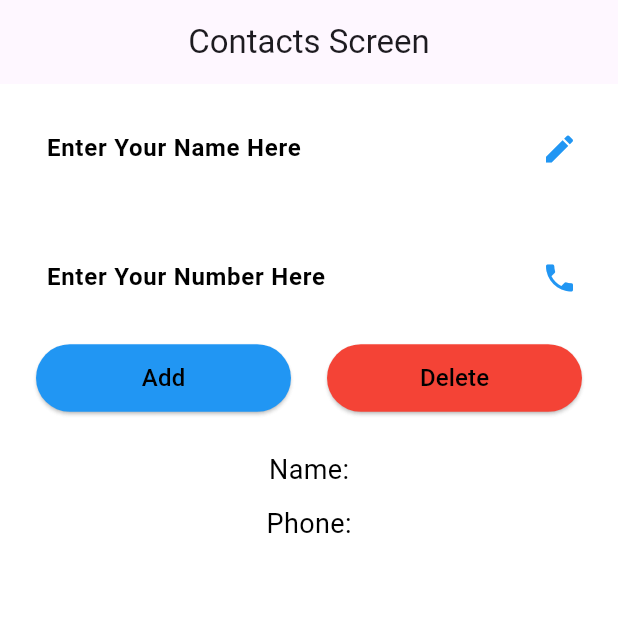
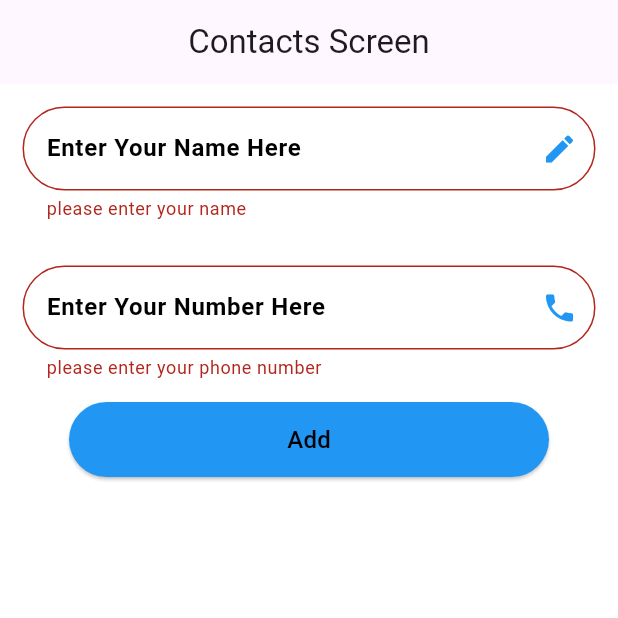
Before and after one commit to AngieShalma/task3-contact-screen-, a Flutter app: the screen it shows after launch, after a tap on "Add", on a phone screen of 412 x 824 dp, the top half of it. Run offline on Flutter 3.47's test engine with Material 3 defaults, Android fonts, the phone set to English and light mode, and no system bars.

Commit message:
assignment 4 result

```diff
--- a/lib/contact.dart
+++ b/lib/contact.dart
@@ -3,8 +3,7 @@
 class Contact {
   String name;
   String PhoneNumber;
-  bool isVisible;
-  Contact({required this.name,required this.PhoneNumber,required this.isVisible});
+  Contact({required this.name,required this.PhoneNumber,});
 
 
 }
--- a/lib/contacts_screen.dart
+++ b/lib/contacts_screen.dart
@@ -13,9 +13,11 @@ class contactsScreen extends StatefulWidget {
 }
 
 class _contactsScreenState extends State<contactsScreen> {
+  GlobalKey<FormState> _formkey =  GlobalKey<FormState>();
+
   TextEditingController nameController = TextEditingController();
   TextEditingController numberController = TextEditingController();
-  int index = 0;
+  //int index = 0;
 
   List<Contact> contacts = [];
 
@@ -25,22 +27,23 @@ class _contactsScreenState extends State<contactsScreen> {
     if (contacts.length < 3) {
       String name = nameController.text;
       String phoneNumber = numberController.text;
+
       contacts.add(Contact(
           name: nameController.text,
-          PhoneNumber: numberController.text,isVisible: false));
+          PhoneNumber: numberController.text));
+
+      setState(() {
+
+      });
+     // index++;
       nameController.clear();
       numberController.clear();
+
     }
 
   }
 
-  void deleteContact() {
-    if (contacts.isNotEmpty) {
-      contacts.removeLast();
-    }
 
-
-  }
 
 
   @override
@@ -51,45 +54,41 @@ class _contactsScreenState extends State<contactsScreen> {
         title: Text("Contacts Screen"),
         centerTitle: true,
       ),
-      body: SingleChildScrollView(
+      body: Form(
+        key: _formkey,
+        child: SingleChildScrollView(
           child: Column(
             children: [
               textField(
                   keyboardType: TextInputType.name,
                   controller: nameController,
                   hintText: "Enter Your Name Here",
-                icon: Icons.edit),
+                  icon: Icons.edit, message: 'please enter your name',controllerTypeValue: nameController.text),
               textField(
                   keyboardType: TextInputType.phone,
                   controller: numberController,
                   hintText: "Enter Your Number Here",
-                icon: Icons.phone),
-            Row(
-              mainAxisAlignment: MainAxisAlignment.spaceEvenly,
-              children: [
+                  icon: Icons.phone, message: 'please enter your phone number',controllerTypeValue: numberController.text),
+
                   Visibility(
                     visible:contacts.length < 3 ,
                     child: elevatedButton(
                         color: Colors.blue,
                         label: "Add",
                         onPressed: () {
+                          if (_formkey.currentState!.validate()) {
                             addContact();
+                      print("indexlist${contacts.length}");
+                            setState(() {});
 
-                        setState(() {});
+                          }
+
+
+
                         }),
                   ),
-                Visibility(
-                  visible:contacts.isNotEmpty ,
-                  child: elevatedButton(
-                      color: Colors.red,
-                      label: "Delete",
-                      onPressed: () {
-                        deleteContact();
-                        setState(() {});
-                      }),
-                ),
-              ],
-            ),
+
+
               SizedBox(
                 height: 10,
               ),
@@ -97,14 +96,19 @@ class _contactsScreenState extends State<contactsScreen> {
               Column(
                 children: contacts.map((contact) {
                   return Container(
-                  height: 70,
+                    height: 80,
                     width: 320,
+                    padding: EdgeInsets.symmetric(horizontal: 15,vertical:5 ),
                     margin: EdgeInsets.all(10),
                     decoration: BoxDecoration(
                         color: Colors.white,
                         borderRadius: BorderRadius.circular(28)),
-                  child: Column(
+                    child: Row(
+                      mainAxisAlignment: MainAxisAlignment.start,
+                      children: [
+                        Column(
                           mainAxisAlignment: MainAxisAlignment.center,
+                          crossAxisAlignment: CrossAxisAlignment.start,
                           children: [
                             Text(
                               "Name:${contact.name}",
@@ -117,6 +121,20 @@ class _contactsScreenState extends State<contactsScreen> {
                               "Phone:${contact.PhoneNumber}",
                               style: TextStyle(fontSize: 18, color: Colors.black),
                             ),
+                          ],
+                        ),
+                         Spacer(),
+                        IconButton(
+                            onPressed: (){
+
+                              if (contacts.isNotEmpty) {
+                                contacts.remove(contact);                              }
+
+                              setState(() {
+
+                              });
+                            },
+                            icon: Icon(Icons.delete,color: Colors.red,))
                       ],
                     ),
 
@@ -134,6 +152,7 @@ class _contactsScreenState extends State<contactsScreen> {
             ],
           ),
         ),
+      ),
     );
   }
 }
--- a/lib/elevatedButton.dart
+++ b/lib/elevatedButton.dart
@@ -18,7 +18,8 @@ class elevatedButton extends StatelessWidget {
       onPressed:onPressed,
       style: ElevatedButton.styleFrom(
         backgroundColor: color,
-        fixedSize:Size(170, 45),
+        fixedSize:Size(320, 50),
+
         shape: RoundedRectangleBorder(
 
           borderRadius: BorderRadius.circular(25),
--- a/lib/text_field.dart
+++ b/lib/text_field.dart
@@ -1,26 +1,38 @@
 import 'package:flutter/material.dart';
 
 class textField extends StatelessWidget {
-  const textField({
+   textField({
     super.key,
     required this.controller,
     required this.hintText,
     required this.icon,
   required this.keyboardType,
+  required this.message,
+   required this.controllerTypeValue
 
-  });
+   });
  final keyboardType;
   final controller;
   final String hintText;
   final icon;
-
+  String message;
+  var controllerTypeValue;
   @override
   Widget build(BuildContext context) {
     return Padding(
       padding: const EdgeInsets.all(15.0),
-      child: TextField(
+      child: TextFormField(
         controller: controller,
         keyboardType: keyboardType,
+        validator: (value){
+          if(value==null||value.isEmpty){
+            return message;
+          }
+        },
+        onChanged: (value){
+          controllerTypeValue=value;
+
+        },
         decoration: InputDecoration(
 
           filled: true,
@@ -32,6 +44,9 @@ class textField extends StatelessWidget {
             icon,
             color: Colors.blue,
           ),
+          border: OutlineInputBorder(
+              borderRadius: BorderRadius.circular(30),
+              borderSide: BorderSide(color: Colors.white)) ,
           enabledBorder: OutlineInputBorder(
               borderRadius: BorderRadius.circular(30),
               borderSide: BorderSide(color: Colors.white)),
```
Lines whose indentation alone changed are shown as unchanged.
